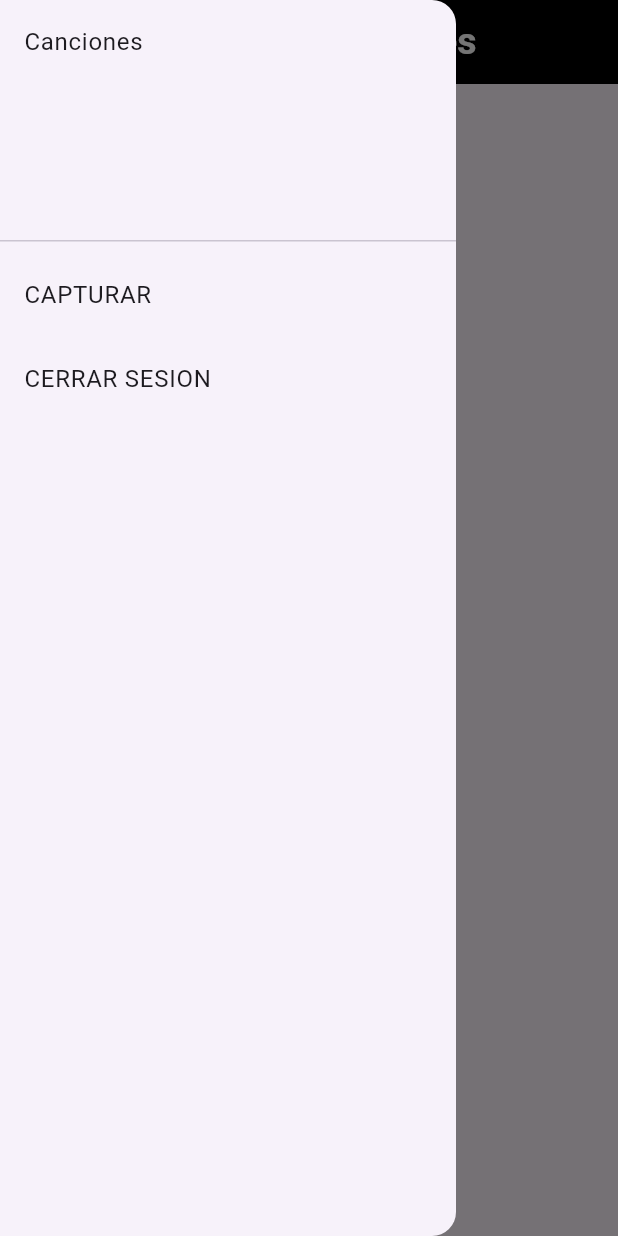
After one commit to gerrycode01/dam_u2_practica2, a Flutter app: the HomePage screen opened directly, with the side drawer open, on a phone screen of 412 x 824 dp. The commit adds this screen. Run offline on Flutter 3.47's test engine with Material 3 defaults, Android fonts, the phone set to English and light mode, and no system bars.

Commit message:
Renombrando main.dart y creada pagina Home

```diff
--- /dev/null
+++ b/lib/myHomePage.dart
@@ -0,0 +1,59 @@
+import 'package:dam_u2_tarea2/login.dart';
+import 'package:flutter/material.dart';
+
+class MyHomePage extends StatelessWidget {
+  const MyHomePage({super.key});
+
+  @override
+  Widget build(BuildContext context) {
+    return const MaterialApp(
+      debugShowCheckedModeBanner: false,
+      home: HomePage(),
+    );
+  }
+}
+
+class HomePage extends StatefulWidget {
+  const HomePage({super.key});
+
+  @override
+  State<HomePage> createState() => _HomePageState();
+}
+
+class _HomePageState extends State<HomePage> {
+  @override
+  Widget build(BuildContext context) {
+    return Scaffold(
+      appBar: AppBar(
+        title: const Text(
+          'Tarea 2 - Canciones',
+          style: TextStyle(
+            color: Colors.white,
+            fontWeight: FontWeight.bold,
+            fontSize: 25,
+          ),
+        ),
+        centerTitle: true,
+        backgroundColor: Colors.black,
+      ),
+      body: const Text('Hola'),
+      drawer: Drawer(
+        child: ListView(
+          padding: EdgeInsets.zero,
+          children: [
+            DrawerHeader(child: const Text('Canciones')),
+            ListTile(title: const Text('CAPTURAR'),),
+            ListTile(
+              title: const Text('CERRAR SESION'),
+              onTap: () {
+                Navigator.push(
+                  context,
+                  MaterialPageRoute(builder: (context) => Login()),
+                );
+            },)
+          ],
+        ),
+      ),
+    );
+  }
+}
```
Also changed, not shown: lib/login.dart (renamed from lib/main.dart, +11 -7 lines), 1 other file.
